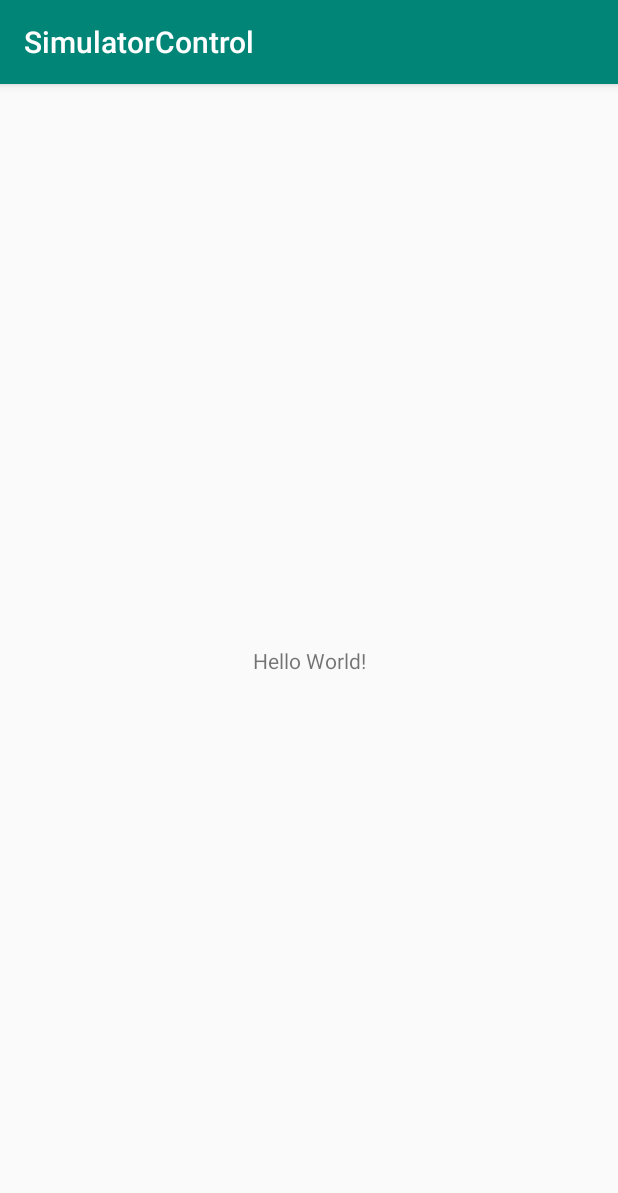
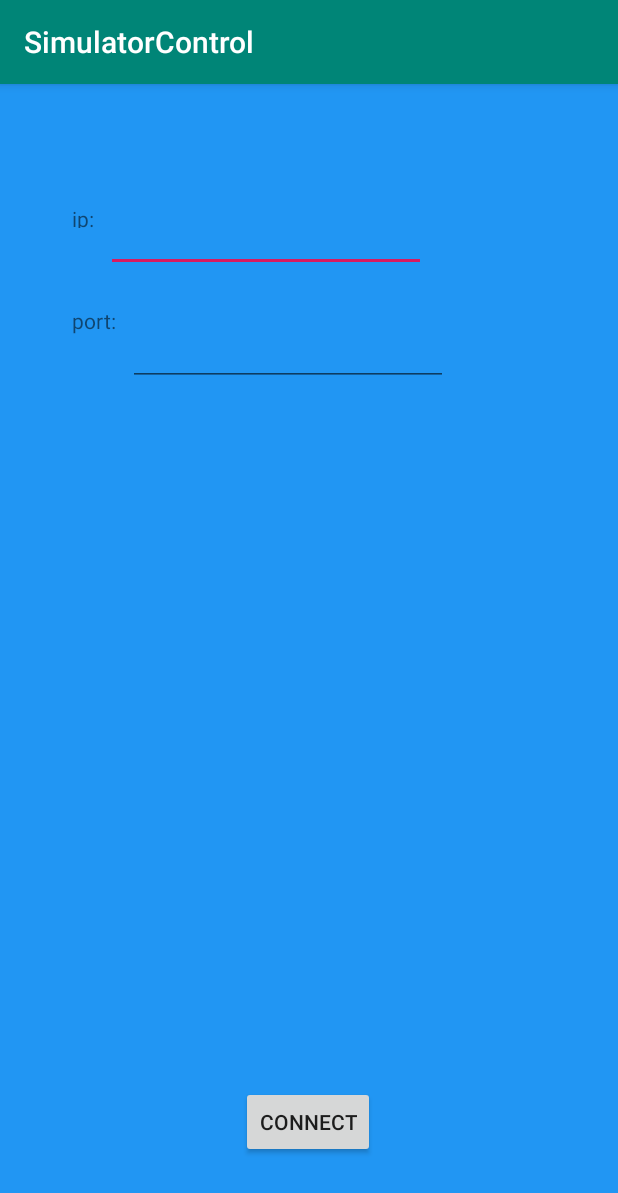
Before and after one commit to ronbenshimol/SimulatorControl, an Android app: the screen it shows after launch (MainActivity), on a phone screen of 412 x 824 dp. Shown: the top 1193 px of the screen. Run offline under Robolectric (Android 15) with nearby library versions, the phone set to English and light mode, and no system bars.

Commit message:
init project!

```diff
--- a/app/src/main/AndroidManifest.xml
+++ b/app/src/main/AndroidManifest.xml
@@ -9,6 +9,7 @@
         android:roundIcon="@mipmap/ic_launcher_round"
         android:supportsRtl="true"
         android:theme="@style/AppTheme">
+        <activity android:name=".JoystickActivity"></activity>
         <activity android:name=".MainActivity">
             <intent-filter>
                 <action android:name="android.intent.action.MAIN" />
--- /dev/null
+++ b/app/src/main/java/com/example/simulatorcontrol/JoystickActivity.java
@@ -0,0 +1,14 @@
+package com.example.simulatorcontrol;
+
+import androidx.appcompat.app.AppCompatActivity;
+
+import android.os.Bundle;
+
+public class JoystickActivity extends AppCompatActivity {
+
+    @Override
+    protected void onCreate(Bundle savedInstanceState) {
+        super.onCreate(savedInstanceState);
+        setContentView(R.layout.activity_joystick);
+    }
+}
--- a/app/src/main/java/com/example/simulatorcontrol/MainActivity.java
+++ b/app/src/main/java/com/example/simulatorcontrol/MainActivity.java
@@ -2,7 +2,10 @@ package com.example.simulatorcontrol;
 
 import androidx.appcompat.app.AppCompatActivity;
 
+import android.content.Intent;
 import android.os.Bundle;
+import android.view.View;
+import android.widget.EditText;
 
 public class MainActivity extends AppCompatActivity {
 
@@ -11,4 +14,21 @@ public class MainActivity extends AppCompatActivity {
         super.onCreate(savedInstanceState);
         setContentView(R.layout.activity_main);
     }
+
+    public void connect(View view){
+
+        EditText ipText = (EditText)findViewById(R.id.ipText);
+        EditText portText = (EditText)findViewById(R.id.portText);
+
+        //try to connect
+        //if success -> open joystick activity
+
+        Intent intent = new Intent(this,JoystickActivity.class);
+
+
+        intent.putExtra("",4);//temp
+        startActivity(intent);
+    }
+
+
 }
--- /dev/null
+++ b/app/src/main/res/layout/activity_joystick.xml
@@ -0,0 +1,9 @@
+<?xml version="1.0" encoding="utf-8"?>
+<androidx.constraintlayout.widget.ConstraintLayout xmlns:android="http://schemas.android.com/apk/res/android"
+    xmlns:app="http://schemas.android.com/apk/res-auto"
+    xmlns:tools="http://schemas.android.com/tools"
+    android:layout_width="match_parent"
+    android:layout_height="match_parent"
+    tools:context=".JoystickActivity">
+
+</androidx.constraintlayout.widget.ConstraintLayout>
--- a/app/src/main/res/layout/activity_main.xml
+++ b/app/src/main/res/layout/activity_main.xml
@@ -4,15 +4,65 @@
     xmlns:tools="http://schemas.android.com/tools"
     android:layout_width="match_parent"
     android:layout_height="match_parent"
+    android:background="#2196F3"
     tools:context=".MainActivity">
 
     <TextView
+        android:id="@+id/textView"
+        android:layout_width="wrap_content"
+        android:layout_height="16dp"
+        android:layout_marginStart="48dp"
+        android:layout_marginLeft="48dp"
+        android:layout_marginTop="80dp"
+        android:text="@string/ip_text"
+        app:layout_constraintStart_toStartOf="parent"
+        app:layout_constraintTop_toTopOf="parent" />
+
+    <EditText
+        android:id="@+id/ipText"
         android:layout_width="wrap_content"
         android:layout_height="wrap_content"
-        android:text="Hello World!"
+        android:layout_marginStart="8dp"
+        android:layout_marginLeft="8dp"
+        android:ems="10"
+        android:inputType="textPersonName"
+        app:layout_constraintStart_toEndOf="@+id/textView"
+        app:layout_constraintTop_toTopOf="@+id/textView" />
+
+    <EditText
+        android:id="@+id/portText"
+        android:layout_width="wrap_content"
+        android:layout_height="wrap_content"
+        android:layout_marginStart="8dp"
+        android:layout_marginLeft="8dp"
+        android:layout_marginTop="8dp"
+        android:ems="10"
+        android:inputType="textPersonName"
+        app:layout_constraintStart_toEndOf="@+id/textView2"
+        app:layout_constraintTop_toTopOf="@+id/textView2" />
+
+    <TextView
+        android:id="@+id/textView2"
+        android:layout_width="wrap_content"
+        android:layout_height="wrap_content"
+        android:layout_marginTop="52dp"
+        android:text="@string/port_text"
+        app:layout_constraintStart_toStartOf="@+id/textView"
+        app:layout_constraintTop_toBottomOf="@+id/textView" />
+
+    <Button
+        android:id="@+id/button"
+        android:layout_width="wrap_content"
+        android:layout_height="wrap_content"
+        android:layout_marginStart="8dp"
+        android:layout_marginLeft="8dp"
+        android:layout_marginEnd="8dp"
+        android:layout_marginRight="8dp"
+        android:layout_marginBottom="52dp"
+        android:onClick="connect"
+        android:text="@string/connect_text"
         app:layout_constraintBottom_toBottomOf="parent"
-        app:layout_constraintLeft_toLeftOf="parent"
-        app:layout_constraintRight_toRightOf="parent"
-        app:layout_constraintTop_toTopOf="parent" />
-
+        app:layout_constraintEnd_toEndOf="parent"
+        app:layout_constraintHorizontal_bias="0.498"
+        app:layout_constraintStart_toStartOf="parent" />
 </androidx.constraintlayout.widget.ConstraintLayout>
--- a/app/src/main/res/values/strings.xml
+++ b/app/src/main/res/values/strings.xml
@@ -1,3 +1,6 @@
 <resources>
     <string name="app_name">SimulatorControl</string>
+    <string name="ip_text">ip:</string>
+    <string name="port_text">port:</string>
+    <string name="connect_text">Connect</string>
 </resources>
```
